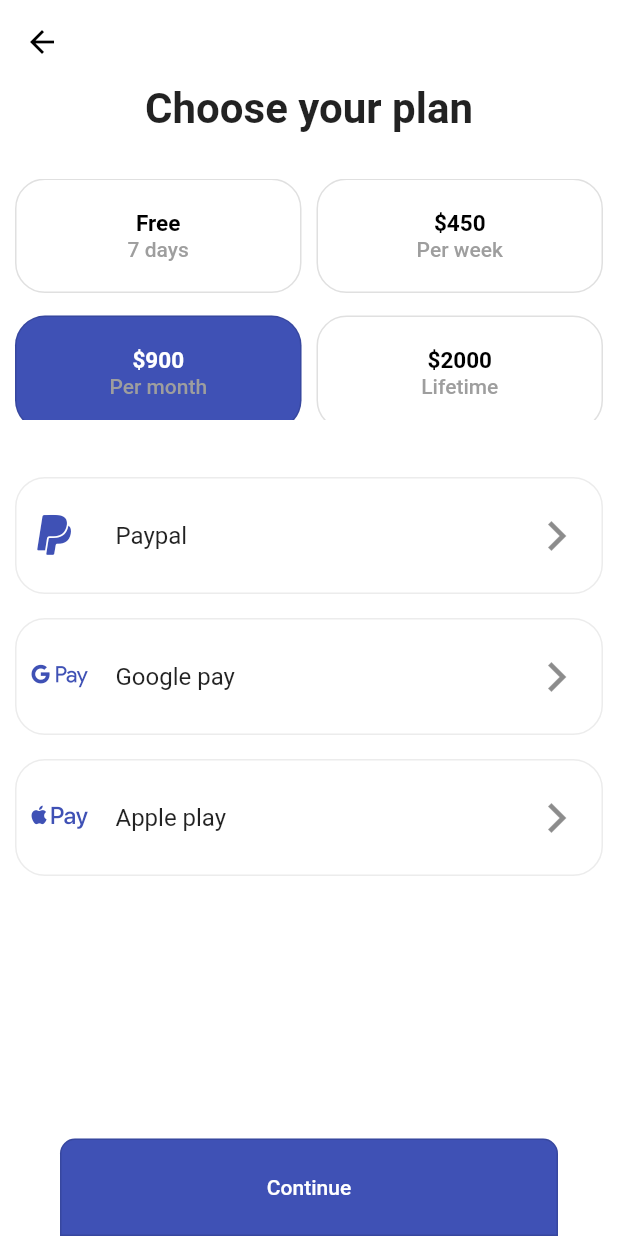
After one commit to 07Maik/flutter_ui_challenges, a Flutter app: the EcommerceScreen screen opened directly, on a phone screen of 412 x 824 dp. The commit adds this screen. Run offline on Flutter 3.47's test engine with Material 2 defaults, Android fonts, the phone set to English and light mode, and no system bars; our stand-ins replace font_awesome_flutter.

Commit message:
Login and layout and base configuration completed

```diff
--- a/lib/core/data/models/route_model.dart
+++ b/lib/core/data/models/route_model.dart
@@ -7,11 +7,13 @@ class RouteModel {
   final String description;
   final Widget child;
   final ChallengeCategory category;
+  final bool isMobile;
 
   RouteModel({
     required this.title,
     required this.description,
     required this.child,
+    this.isMobile = true,
     this.category = ChallengeCategory.screen,
   });
 }
--- a/lib/core/presentation/pages/home_page.dart
+++ b/lib/core/presentation/pages/home_page.dart
@@ -3,8 +3,8 @@ import 'package:flutter/material.dart';
 import 'package:url_launcher/url_launcher.dart';
 
 import 'package:flutter_ui_challenges/core/constants.dart';
-import 'package:flutter_ui_challenges/core/presentation/pages/challenges_list.dart';
-import 'package:flutter_ui_challenges/core/presentation/routes/custom_route_transitions.dart';
+import 'package:flutter_ui_challenges/core/presentation/pages/challenges_list_page.dart';
+import 'package:flutter_ui_challenges/core/presentation/widgets/custom_route_transitions.dart';
 
 class HomePage extends StatelessWidget {
   const HomePage({super.key});
@@ -72,7 +72,7 @@ class HomePage extends StatelessWidget {
         shape: RoundedRectangleBorder(borderRadius: BorderRadius.circular(10)),
         onPressed: () {
           CustomRouteTransitions(
-              context: context, child: const ChallengesList());
+              context: context, child: const ChallengesListPage());
         },
         child: Container(
             alignment: Alignment.center,
--- /dev/null
+++ b/lib/src/pages/ecommerce/screens/ecommerce_screen.dart
@@ -0,0 +1,100 @@
+import 'package:flutter/material.dart';
+
+import 'package:font_awesome_flutter/font_awesome_flutter.dart'
+    show FontAwesomeIcons;
+
+import '../widgets/button_bottom_widget.dart';
+import '../widgets/price_button_widget.dart';
+
+class EcommerceScreen extends StatelessWidget {
+  const EcommerceScreen({super.key});
+
+  @override
+  Widget build(BuildContext context) {
+    return Scaffold(
+      appBar: AppBar(
+          leading: const Icon(
+            Icons.arrow_back,
+            color: Colors.black,
+          ),
+          backgroundColor: Colors.white,
+          elevation: 0),
+      backgroundColor: Colors.white,
+      body: SingleChildScrollView(
+        child: Column(
+          children: [
+            title(),
+            plans(),
+            Column(
+              children: [
+                paymentMethods(FontAwesomeIcons.paypal, 'Paypal'),
+                paymentMethods(FontAwesomeIcons.googlePay, 'Google pay'),
+                paymentMethods(FontAwesomeIcons.applePay, 'Apple play')
+              ],
+            ),
+          ],
+        ),
+      ),
+      bottomNavigationBar: Row(
+        mainAxisAlignment: MainAxisAlignment.center,
+        children: const [BottomButton()],
+      ),
+    );
+  }
+
+  Widget title() {
+    return Container(
+      alignment: Alignment.center,
+      child: const Text(
+        'Choose your plan',
+        style: TextStyle(fontSize: 28.0, fontWeight: FontWeight.bold),
+      ),
+    );
+  }
+
+  Widget paymentMethods(IconData icon, String text) {
+    return Container(
+      margin: const EdgeInsets.symmetric(horizontal: 10, vertical: 8),
+      decoration: BoxDecoration(
+          border: Border.all(color: Colors.grey.withOpacity(0.2)),
+          borderRadius: BorderRadius.circular(20)),
+      child: ListTile(
+        onTap: () => {},
+        contentPadding: const EdgeInsets.all(10),
+        leading: Icon(
+          icon,
+          color: Colors.indigo,
+          size: 30,
+        ),
+        title: Text(text),
+        trailing: const Icon(
+          Icons.keyboard_arrow_right_outlined,
+          size: 40,
+        ),
+      ),
+    );
+  }
+
+  Widget plans() {
+    List<PriceButton> priceButton = const [
+      PriceButton(price: 'Free', timePeriod: '7 days'),
+      PriceButton(price: '\$450', timePeriod: 'Per week'),
+      PriceButton(price: '\$900', timePeriod: 'Per month', selected: true),
+      PriceButton(price: '\$2000', timePeriod: 'Lifetime')
+    ];
+
+    return Container(
+      margin: const EdgeInsets.symmetric(vertical: 30.0),
+      height: ((priceButton.length / 2) * 80) + 1,
+      child: GridView.count(
+        physics: const NeverScrollableScrollPhysics(),
+        crossAxisCount: 2,
+        childAspectRatio: 2.5,
+        crossAxisSpacing: 10,
+        mainAxisSpacing: 15,
+        padding: const EdgeInsets.symmetric(horizontal: 10),
+        children: priceButton,
+      ),
+    );
+  }
+}
--- /dev/null
+++ b/lib/src/pages/ecommerce/widgets/button_bottom_widget.dart
@@ -0,0 +1,28 @@
+import 'package:flutter/material.dart';
+
+class BottomButton extends StatelessWidget {
+  const BottomButton({
+    Key? key,
+  }) : super(key: key);
+
+  @override
+  Widget build(BuildContext context) {
+    return OutlinedButton(
+      onPressed: () {},
+      style: OutlinedButton.styleFrom(
+          foregroundColor: Colors.white,
+          backgroundColor: Colors.indigo,
+          shape: const RoundedRectangleBorder(
+            borderRadius: BorderRadius.vertical(top: Radius.circular(10)),
+          )),
+      child: Container(
+        width: 300,
+        height: 65,
+        alignment: Alignment.center,
+        child: const Text(
+          'Continue',
+        ),
+      ),
+    );
+  }
+}
--- /dev/null
+++ b/lib/src/pages/ecommerce/widgets/price_button_widget.dart
@@ -0,0 +1,43 @@
+import 'package:flutter/material.dart';
+
+class PriceButton extends StatelessWidget {
+  final String timePeriod;
+  final String price;
+  final bool selected;
+
+  const PriceButton({
+    Key? key,
+    required this.price,
+    required this.timePeriod,
+    this.selected = false,
+  }) : super(key: key);
+
+  @override
+  Widget build(BuildContext context) {
+    final priceColor = selected ? Colors.white : Colors.black;
+    final backgroundColor = selected ? Colors.indigo : Colors.white;
+
+    return OutlinedButton(
+        onPressed: () {},
+        style: OutlinedButton.styleFrom(
+          backgroundColor: backgroundColor,
+          foregroundColor: Colors.indigo,
+          shape:
+              RoundedRectangleBorder(borderRadius: BorderRadius.circular(20)),
+        ),
+        child: Column(
+          mainAxisAlignment: MainAxisAlignment.center,
+          children: [
+            Text(
+              price,
+              style: TextStyle(
+                  color: priceColor, fontWeight: FontWeight.bold, fontSize: 15),
+            ),
+            Text(
+              timePeriod,
+              style: const TextStyle(color: Colors.grey)
+            )
+          ],
+        ));
+  }
+}
```
Also changed, not shown: lib/core/constants.dart (+2 -6 lines), lib/core/presentation/pages/challenges_list.dart (deleted, +0 -38 lines), lib/core/presentation/pages/challenges_list_page.dart (added, +47 -0 lines), lib/core/presentation/pages/layout_page.dart (added, +83 -0 lines), lib/main.dart (+8 -2 lines), lib/src/pages/user_settings_screen.dart (added, +141 -0 lines), lib/core/presentation/routes.dart (renamed from lib/core/presentation/routes/routes.dart), lib/core/presentation/widgets/custom_route_transitions.dart (renamed from lib/core/presentation/routes/custom_route_transitions.dart).
